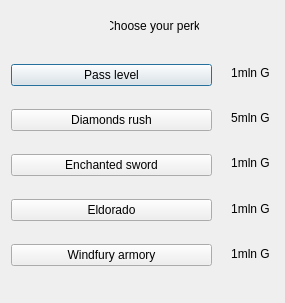
Tayum/KPI-Courses, file courses/prog_base_3/dungeonOfDragons/perksui.ui: the form before one commit.
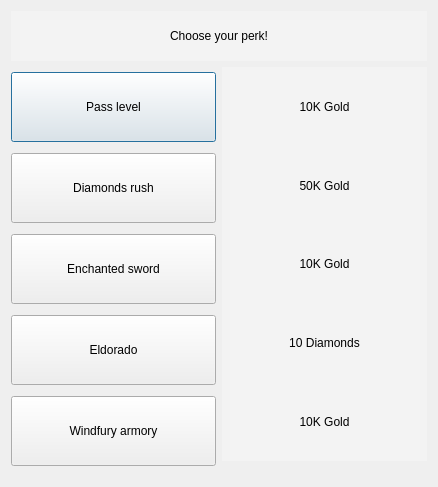
The form after the commit. Icons and pictures are not drawn.

```diff
--- a/courses/prog_base_3/dungeonOfDragons/perksui.ui
+++ b/courses/prog_base_3/dungeonOfDragons/perksui.ui
@@ -6,21 +6,66 @@
    <rect>
     <x>0</x>
     <y>0</y>
-    <width>285</width>
-    <height>303</height>
+    <width>438</width>
+    <height>487</height>
    </rect>
   </property>
   <property name="windowTitle">
    <string>Perks</string>
   </property>
+  <property name="styleSheet">
+   <string notr="true">QDialog {
+	background-image: url(:/design/design/battlefield/background.png);
+}
+
+QLabel {
+	background-color: rgba(255, 255, 255, 70);
+	font: 75 bold 16pt &quot;PMingLiU-ExtB&quot;;
+	color: black;
+}
+
+QPushButton {
+	font: 75 bold 16pt &quot;PMingLiU-ExtB&quot;;
+	color: black;
+}
+
+QPushButton:pressed {
+	margin-bottom: 5px;
+	margin-top: 5px;
+	margin-left: 5px;
+	margin-right: 5px;
+	border-style: inset;
+}
+
+QPushButton#perksPassLvl_btn{
+	border-image: url(:/design/design/perksUI_BG.png);
+}
+
+QPushButton#perksDmndRush_btn{
+	border-image: url(:/design/design/perksUI_BG.png);
+}
+
+QPushButton#perksEnchantedSwrd_btn{
+	border-image: url(:/design/design/perksUI_BG.png);
+}
+
+QPushButton#perksEldoradoBtn{
+	border-image: url(:/design/design/perksUI_BG.png);
+}
+
+QPushButton#perksWindfury_btn{
+	border-image: url(:/design/design/perksUI_BG.png);
+}
+</string>
+  </property>
+  <layout class="QGridLayout" name="gridLayout">
+   <item row="0" column="0">
   <widget class="QLabel" name="perkDescr_lbl">
-   <property name="geometry">
-    <rect>
-     <x>110</x>
-     <y>10</y>
-     <width>89</width>
-     <height>31</height>
-    </rect>
+     <property name="maximumSize">
+      <size>
+       <width>16777215</width>
+       <height>50</height>
+      </size>
    </property>
    <property name="text">
     <string>Choose your perk!</string>
@@ -29,18 +74,19 @@
     <set>Qt::AlignCenter</set>
    </property>
   </widget>
-  <widget class="QWidget" name="">
-   <property name="geometry">
-    <rect>
-     <x>11</x>
-     <y>47</y>
-     <width>201</width>
-     <height>241</height>
-    </rect>
-   </property>
+   </item>
+   <item row="1" column="0">
+    <layout class="QHBoxLayout" name="horizontalLayout">
+     <item>
    <layout class="QVBoxLayout" name="verticalLayout">
     <item>
      <widget class="QPushButton" name="perksPassLvl_btn">
+         <property name="minimumSize">
+          <size>
+           <width>0</width>
+           <height>70</height>
+          </size>
+         </property>
       <property name="text">
        <string>Pass level</string>
       </property>
@@ -48,6 +94,12 @@
     </item>
     <item>
      <widget class="QPushButton" name="perksDmndRush_btn">
+         <property name="minimumSize">
+          <size>
+           <width>0</width>
+           <height>70</height>
+          </size>
+         </property>
       <property name="text">
        <string>Diamonds rush</string>
       </property>
@@ -55,6 +107,12 @@
     </item>
     <item>
      <widget class="QPushButton" name="perksEnchantedSwrd_btn">
+         <property name="minimumSize">
+          <size>
+           <width>0</width>
+           <height>70</height>
+          </size>
+         </property>
       <property name="text">
        <string>Enchanted sword</string>
       </property>
@@ -62,6 +120,12 @@
     </item>
     <item>
      <widget class="QPushButton" name="perksEldoradoBtn">
+         <property name="minimumSize">
+          <size>
+           <width>0</width>
+           <height>70</height>
+          </size>
+         </property>
       <property name="text">
        <string>Eldorado</string>
       </property>
@@ -69,22 +133,20 @@
     </item>
     <item>
      <widget class="QPushButton" name="perksWindfury_btn">
+         <property name="minimumSize">
+          <size>
+           <width>0</width>
+           <height>70</height>
+          </size>
+         </property>
       <property name="text">
        <string>Windfury armory</string>
       </property>
      </widget>
     </item>
    </layout>
-  </widget>
-  <widget class="QWidget" name="">
-   <property name="geometry">
-    <rect>
-     <x>220</x>
-     <y>50</y>
-     <width>61</width>
-     <height>241</height>
-    </rect>
-   </property>
+     </item>
+     <item>
    <layout class="QVBoxLayout" name="verticalLayout_2">
     <property name="spacing">
      <number>0</number>
@@ -95,7 +157,7 @@
     <item>
      <widget class="QLabel" name="passLvlCost_lbl">
       <property name="text">
-       <string>1mln G</string>
+          <string>10K Gold</string>
       </property>
       <property name="alignment">
        <set>Qt::AlignCenter</set>
@@ -105,7 +167,7 @@
     <item>
      <widget class="QLabel" name="dmndsRushCost_lbl">
       <property name="text">
-       <string>5mln G</string>
+          <string>50K Gold</string>
       </property>
       <property name="alignment">
        <set>Qt::AlignCenter</set>
@@ -115,7 +177,7 @@
     <item>
      <widget class="QLabel" name="enchSwordCost_lbl">
       <property name="text">
-       <string>1mln G</string>
+          <string>10K Gold</string>
       </property>
       <property name="alignment">
        <set>Qt::AlignCenter</set>
@@ -125,7 +187,7 @@
     <item>
      <widget class="QLabel" name="eldoradoCost_lbl">
       <property name="text">
-       <string>1mln G</string>
+          <string>10 Diamonds</string>
       </property>
       <property name="alignment">
        <set>Qt::AlignCenter</set>
@@ -135,7 +197,7 @@
     <item>
      <widget class="QLabel" name="windfuryCost_lbl">
       <property name="text">
-       <string>1mln G</string>
+          <string>10K Gold</string>
       </property>
       <property name="alignment">
        <set>Qt::AlignCenter</set>
@@ -143,7 +205,10 @@
      </widget>
     </item>
    </layout>
-  </widget>
+     </item>
+    </layout>
+   </item>
+  </layout>
  </widget>
  <resources/>
  <connections/>
```
Lines whose indentation alone changed are shown as unchanged.
